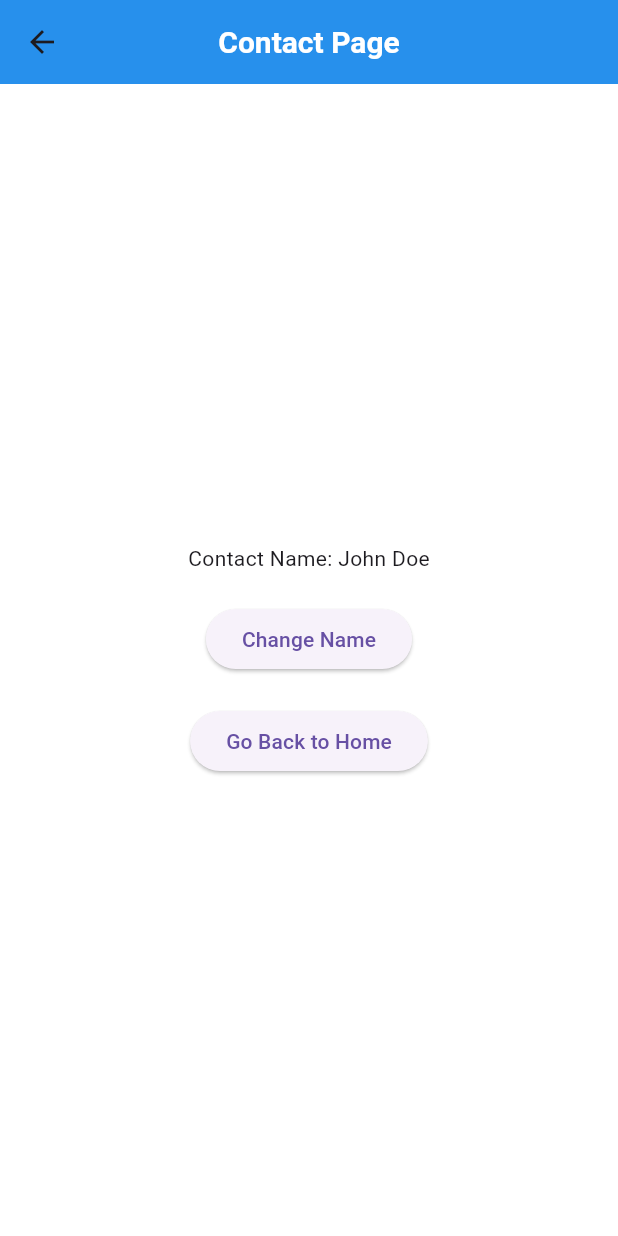
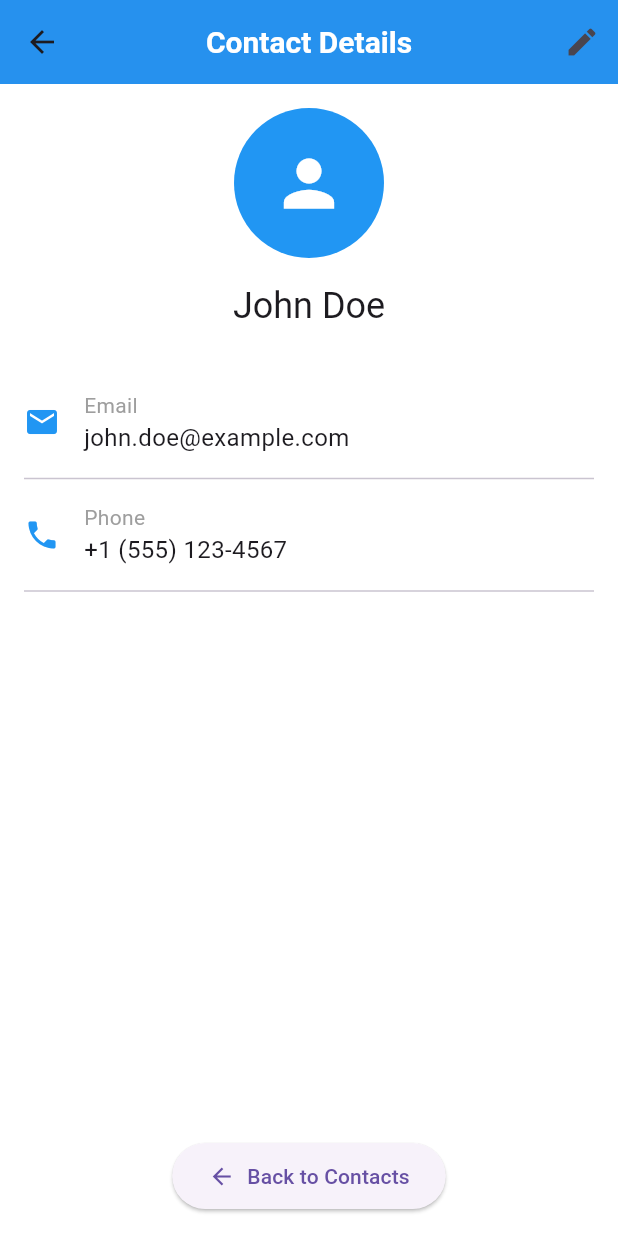
Before and after one commit to sanjeewaDeshapriya/Torva, a Flutter app: the ContactPage screen opened by its route, on a phone screen of 412 x 824 dp. Run offline on Flutter 3.47's test engine with Material 3 defaults, Android fonts, the phone set to English and light mode, and no system bars; our stand-ins replace cloud_firestore, firebase_auth, firebase_core, firebase_storage, image_picker; accounts and stored records are empty.

Commit message:
improve contact page

```diff
--- a/lib/screens/contact/contact_page.dart
+++ b/lib/screens/contact/contact_page.dart
@@ -8,35 +8,159 @@ class ContactPage extends StatefulWidget {
 }
 
 class _ContactPageState extends State<ContactPage> {
-  String _name = 'John Doe';
+  final TextEditingController _nameController = TextEditingController(
+    text: 'John Doe',
+  );
+  final TextEditingController _emailController = TextEditingController(
+    text: 'john.doe@example.com',
+  );
+  final TextEditingController _phoneController = TextEditingController(
+    text: '+1 (555) 123-4567',
+  );
 
-  void _changeName() {
-    setState(() {
-      _name = 'Jane Doe';
-    });
+  @override
+  void dispose() {
+    _nameController.dispose();
+    _emailController.dispose();
+    _phoneController.dispose();
+    super.dispose();
   }
 
   @override
   Widget build(BuildContext context) {
     return Scaffold(
-      appBar: AppBar(title: Text('Contact Page')),
-      body: Center(
+      appBar: AppBar(
+        title: const Text('Contact Details'),
+        elevation: 2,
+        actions: [
+          IconButton(
+            icon: const Icon(Icons.edit),
+            onPressed: () {
+              // Open edit mode
+              _showEditDialog();
+            },
+          ),
+        ],
+      ),
+      body: Padding(
+        padding: const EdgeInsets.all(16.0),
         child: Column(
-          mainAxisAlignment: MainAxisAlignment.center,
+          crossAxisAlignment: CrossAxisAlignment.start,
           children: [
-            Text('Contact Name: $_name'),
-            SizedBox(height: 20),
-            ElevatedButton(onPressed: _changeName, child: Text('Change Name')),
-            SizedBox(height: 20),
-            ElevatedButton(
-              onPressed: () {
-                Navigator.pop(context);
-              },
-              child: Text('Go Back to Home'),
+            // Contact avatar and name
+            Center(
+              child: Column(
+                children: [
+                  const CircleAvatar(
+                    radius: 50,
+                    backgroundColor: Colors.blue,
+                    child: Icon(Icons.person, size: 50, color: Colors.white),
+                  ),
+                  const SizedBox(height: 16),
+                  Text(
+                    _nameController.text,
+                    style: Theme.of(context).textTheme.headlineSmall,
+                  ),
+                ],
+              ),
+            ),
+            const SizedBox(height: 32),
+
+            // Contact information
+            _buildInfoTile(Icons.email, 'Email', _emailController.text),
+            const Divider(),
+            _buildInfoTile(Icons.phone, 'Phone', _phoneController.text),
+            const Divider(),
+
+            const Spacer(),
+
+            // Back button at the bottom of the screen
+            Center(
+              child: ElevatedButton.icon(
+                onPressed: () {
+                  Navigator.pop(context);
+                },
+                icon: const Icon(Icons.arrow_back),
+                label: const Text('Back to Contacts'),
+                style: ElevatedButton.styleFrom(
+                  padding: const EdgeInsets.symmetric(
+                    horizontal: 24,
+                    vertical: 12,
+                  ),
+                ),
+              ),
             ),
           ],
         ),
       ),
     );
   }
+
+  Widget _buildInfoTile(IconData icon, String label, String value) {
+    return Padding(
+      padding: const EdgeInsets.symmetric(vertical: 8.0),
+      child: Row(
+        children: [
+          Icon(icon, color: Colors.blue),
+          const SizedBox(width: 16),
+          Column(
+            crossAxisAlignment: CrossAxisAlignment.start,
+            children: [
+              Text(
+                label,
+                style: const TextStyle(fontSize: 14, color: Colors.grey),
+              ),
+              Text(value, style: const TextStyle(fontSize: 16)),
+            ],
+          ),
+        ],
+      ),
+    );
+  }
+
+  void _showEditDialog() {
+    showDialog(
+      context: context,
+      builder:
+          (context) => AlertDialog(
+            title: const Text('Edit Contact'),
+            content: Column(
+              mainAxisSize: MainAxisSize.min,
+              children: [
+                TextField(
+                  controller: _nameController,
+                  decoration: const InputDecoration(labelText: 'Name'),
+                ),
+                TextField(
+                  controller: _emailController,
+                  decoration: const InputDecoration(labelText: 'Email'),
+                  keyboardType: TextInputType.emailAddress,
+                ),
+                TextField(
+                  controller: _phoneController,
+                  decoration: const InputDecoration(labelText: 'Phone'),
+                  keyboardType: TextInputType.phone,
+                ),
+              ],
+            ),
+            actions: [
+              TextButton(
+                onPressed: () {
+                  Navigator.pop(context);
+                },
+                child: const Text('CANCEL'),
+              ),
+              TextButton(
+                onPressed: () {
+                  setState(() {
+                    // The changes are already in the controller
+                  });
+                  Navigator.pop(context);
+                },
+                child: const Text('SAVE'),
+              ),
+            ],
+          ),
+    );
+  }
 }
```
